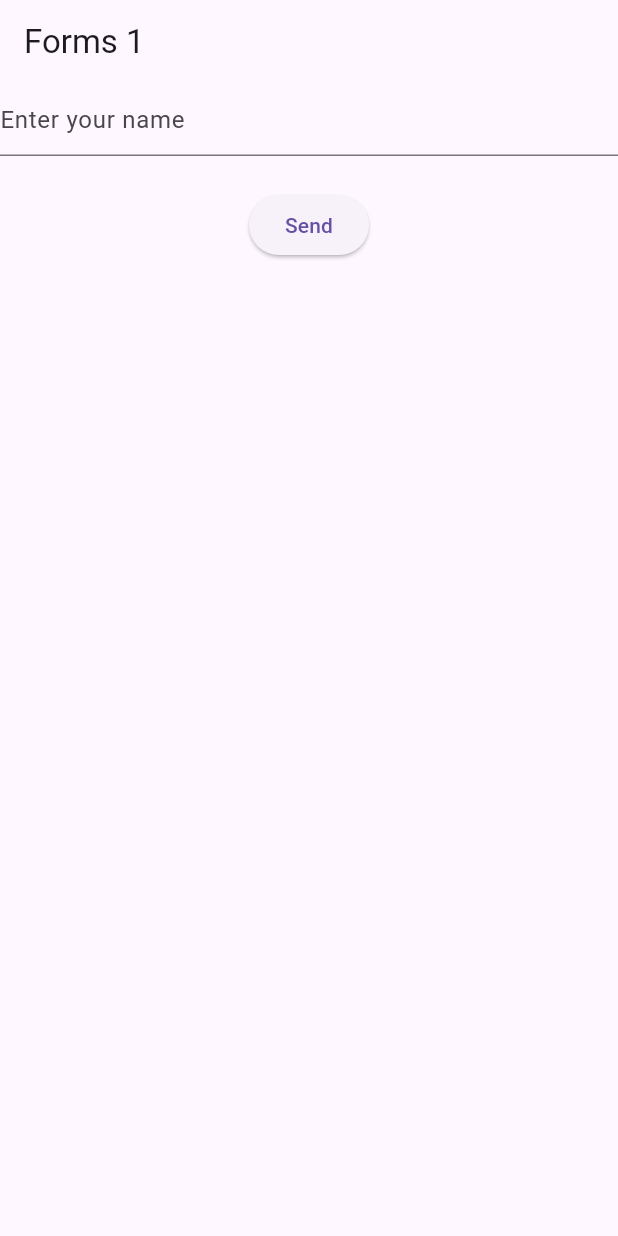
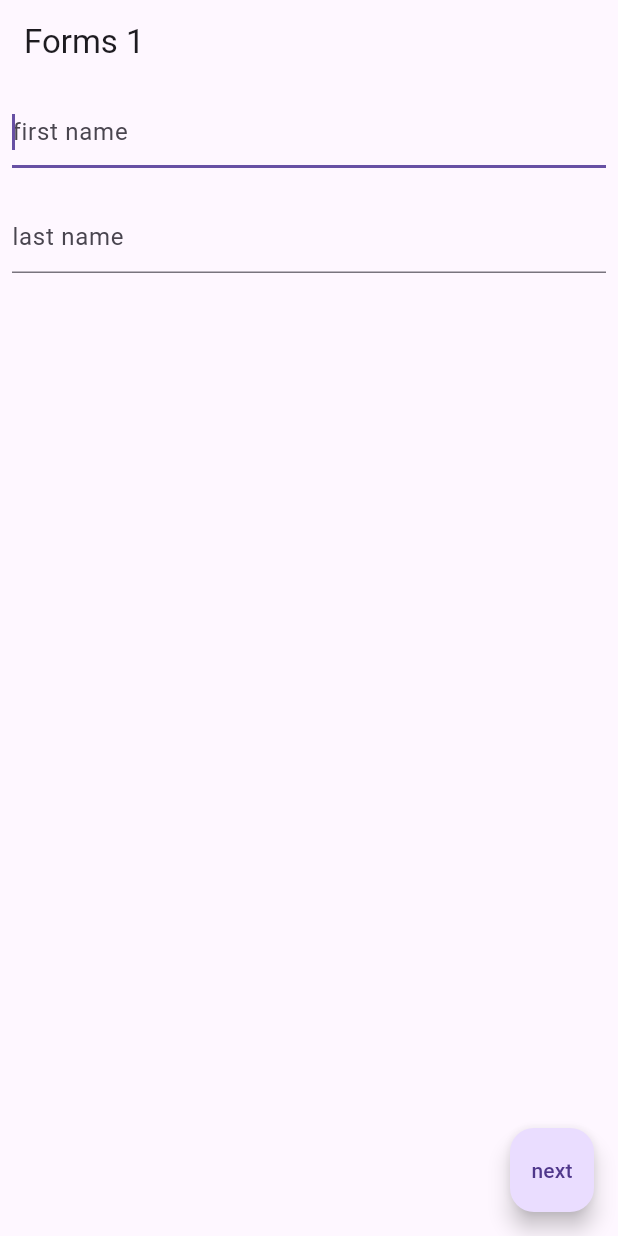
Before and after one commit to sm-hl/simple_project, a Flutter app: the screen it shows after launch, on a phone screen of 412 x 824 dp. Run offline on Flutter 3.47's test engine with Material 3 defaults, Android fonts, the phone set to English and light mode, and no system bars; our stand-ins replace flutter_svg.

Commit message:
Forms Focus and text fields

```diff
--- a/lib/pages/home.dart
+++ b/lib/pages/home.dart
@@ -10,6 +10,21 @@ class Home extends StatefulWidget {
 }
 
 class _HomeState extends State<Home> {
+  //tree steps to focus the next input
+  //1-create a focusNode
+  var myFocus;
+  @override
+  void initState() {
+    super.initState();
+    myFocus = FocusNode();
+  }
+
+  @override
+  void dispose() {
+    super.dispose();
+    myFocus.dispose();//to distroy focus node
+  }
+
   final formKey = GlobalKey<FormState>(); //is only for a single form
   @override
   Widget build(BuildContext context) {
@@ -17,35 +32,59 @@ class _HomeState extends State<Home> {
       appBar: AppBar(
         title: Text('Forms 1'),
       ),
-      body: Form(
+      body: Padding(
+        padding: EdgeInsets.all(8.0),
+        child: Form(
           key: formKey,
           child: Column(
             children: [
               TextFormField(
+                autofocus: true, // to make the cursor on this input
                 decoration: InputDecoration(
-                hintText: 'Enter your name', //placeholder
+                  hintText: 'first name', //placeholder
                 ),
                 validator: (value) {
                   if (value!.isEmpty) {
-                  return "Name required";
+                    return "first name required";
                   }
                   return null;
                 },
               ),
               SizedBox(height: 22),
-            ElevatedButton(
-              child: Text('Send'),
-              onPressed: () {
-                //test if form is valid using a key specific for this form
-                if (formKey.currentState!.validate()) {
-                  //store data to local db or send it to api on server
-                  ScaffoldMessenger.of(context).showSnackBar(SnackBar(
-                      content: Text('Success : Data has been sent!!')));
+              TextFormField(
+                //2-pass the focusNode to a textField
+                focusNode: myFocus,
+                decoration: InputDecoration(
+                  hintText: 'last name', //placeholder
+                ),
+                validator: (value) {
+                  if (value!.isEmpty) {
+                    return "last name required";
                   }
+                  return null;
                 },
-            )
+              ),
+              // ElevatedButton(
+              //   child: Text('Send'),
+              //   onPressed: () {
+              //     //test if form is valid using a key specific for this form
+              //     if (formKey.currentState!.validate()) {
+              //       //store data to local db or send it to api on server
+              //       ScaffoldMessenger.of(context).showSnackBar(SnackBar(
+              //           content: Text('Success : Data has been sent!!')));
+              //     }
+              //   },
+              // )
             ],
           ),
+        ),
+      ),
+      floatingActionButton: FloatingActionButton(
+        onPressed: () {
+          //3-give focus to the textfield when button is tapped
+          myFocus.requestFocus();
+        },
+        child: Text('next'),
       ),
     );
   }
```
Lines whose indentation alone changed are shown as unchanged.
